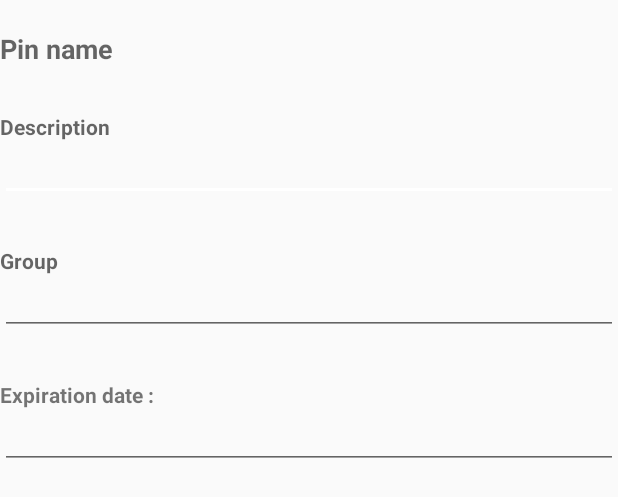
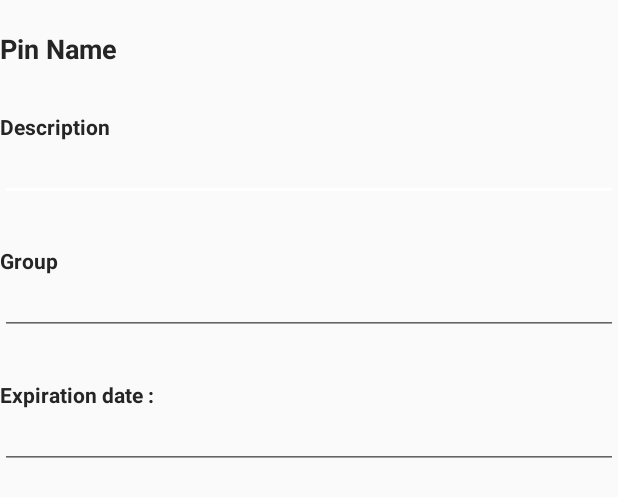
Before and after one commit to Dimitri75/Magnet, an Android app: the layout pin_infoview.xml on its own in the app's theme, with its tools: preview values and no code run, on a phone screen of 412 x 824 dp. Shown: the top 497 px of the screen. Run offline under Robolectric (Android 15) with nearby library versions, the phone set to English and light mode, and no system bars.

Commit message:
modif layout infoview

```diff
--- a/app/src/main/java/kei/magnet/utils/GPSHandler.java
+++ b/app/src/main/java/kei/magnet/utils/GPSHandler.java
@@ -235,11 +235,10 @@ public class GPSHandler implements GoogleApiClient.ConnectionCallbacks, GoogleAp
                         v = parentActivity.getLayoutInflater().inflate(R.layout.pin_infoview, null);
                         ((TextView)v.findViewById(R.id.pin_infoview_textView_PIN_NAME)).setText(pin.getName());
                         ((TextView)v.findViewById(R.id.pin_infoview_editText_DESCRIPTION)).setText(pin.getDescription());
-                        ((TextView)v.findViewById(R.id.pin_infoview_editText_GROUP)).setText("Groupe 1");
-
+                        ((TextView)v.findViewById(R.id.pin_infoview_editText_GROUP)).setText(MagnetActivity.selectedGroup.toString());
+                        ((TextView)v.findViewById(R.id.pin_infoview_editText_expirationDateText)).setText(pin.getDeletion_time().toString());
 
                     }else if((obj = getValueFromHashmap(marker)) instanceof User){
-                        User user = (User) obj;
 
                     }
                     return v;
--- a/app/src/main/res/layout/pin_infoview.xml
+++ b/app/src/main/res/layout/pin_infoview.xml
@@ -17,11 +17,11 @@
             android:layout_alignParentRight="true"
             android:layout_alignParentStart="true"
             android:layout_marginTop="20dp"
-            android:hint="Pin name"
             android:inputType="textPersonName"
             android:textAppearance="?android:attr/textAppearanceMedium"
-            android:textColor="#ffffff"
-            android:textStyle="bold" />
+            android:textColor="#252525"
+            android:textStyle="bold"
+            android:text="Pin Name"/>
 
         <TextView
             android:id="@+id/pin_infoview_textView_DESCRIPTION"
@@ -33,10 +33,10 @@
             android:layout_alignParentStart="true"
             android:layout_below="@+id/pin_infoview_textView_PIN_NAME"
             android:layout_marginTop="30dp"
-            android:hint="Description"
             android:textAppearance="?android:attr/textAppearanceSmall"
-            android:textColor="#ffffff"
-            android:textStyle="bold" />
+            android:textColor="#252525"
+            android:textStyle="bold"
+            android:text="Description" />
 
         <EditText
             android:inputType="textMultiLine"
@@ -56,10 +56,10 @@
             android:layout_alignParentStart="true"
             android:layout_below="@+id/pin_infoview_editText_DESCRIPTION"
             android:layout_marginTop="30dp"
-            android:hint="Group"
             android:textAppearance="?android:attr/textAppearanceSmall"
-            android:textColor="#ffffff"
-            android:textStyle="bold" />
+            android:textColor="#252525"
+            android:textStyle="bold"
+            android:text="Group"/>
 
         <EditText
             android:id="@+id/pin_infoview_editText_GROUP"
@@ -76,7 +76,9 @@
             android:layout_marginTop="30dp"
             android:text="Expiration date :"
             android:textAppearance="?android:attr/textAppearanceSmall"
-            android:textStyle="bold" />
+            android:textStyle="bold"
+            android:textColor="#252525"
+            />
 
         <LinearLayout
             android:id="@+id/expiration_date"
@@ -88,7 +90,7 @@
             android:orientation="horizontal">
 
             <EditText
-                android:id="@+id/expirationDateText"
+                android:id="@+id/pin_infoview_editText_expirationDateText"
                 android:layout_width="match_parent"
                 android:layout_height="wrap_content"
                 android:textAppearance="?android:attr/textAppearanceSmall"
```
